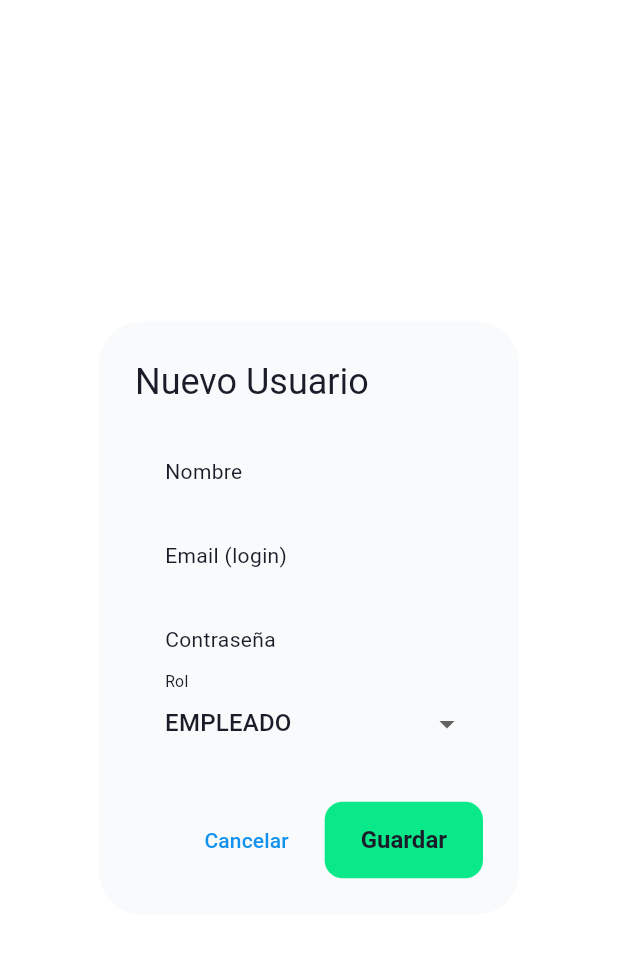
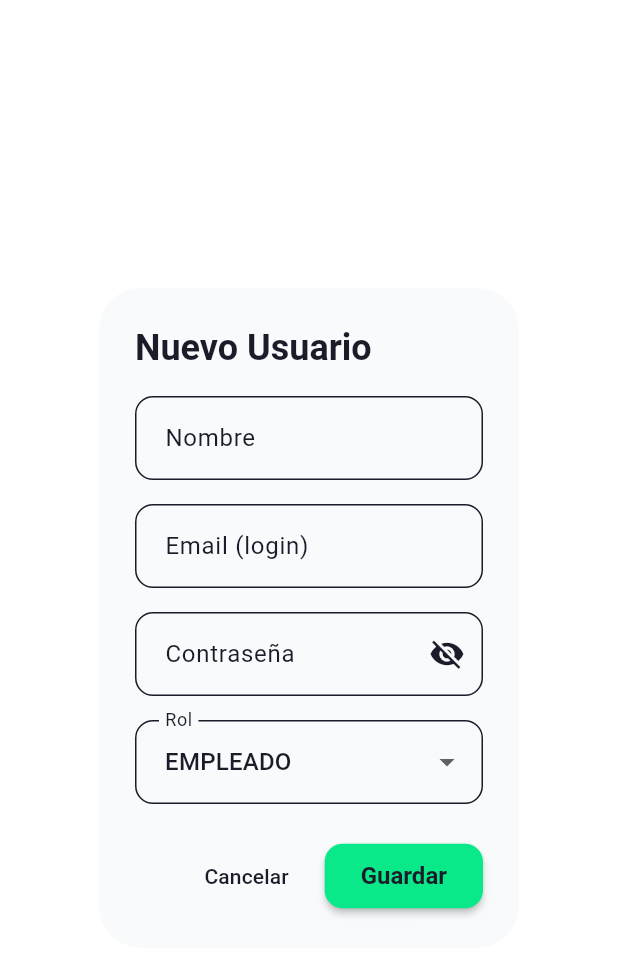
Before and after one commit to MavDevGit/cotizador_gigantografia, a Flutter app: the UsuarioFormDialog widget shown alone on an empty page, opened directly, on a phone screen of 412 x 824 dp. Shown: the top 957 px of the screen. Run offline on Flutter 3.47's test engine with Material 3 defaults, Android fonts, the phone set to English and light mode, and no system bars; our stand-ins replace dropdown_search, file_picker, flutter_local_notifications, hive, hive_flutter, icons_plus and 6 more; missing offline and left inert: workmanager; accounts and stored records are empty.

Commit message:
Implementación de Gestión de Usuarios

```diff
--- a/lib/screens/gestion_usuarios_screen.dart
+++ b/lib/screens/gestion_usuarios_screen.dart
@@ -37,9 +37,14 @@ class _GestionUsuariosScreenState extends State<GestionUsuariosScreen> {
       uniqueUsuarios[usuario.id] = usuario;
     }
     final usuariosUnicos = uniqueUsuarios.values.toList();
+
+    // Ordenar alfabéticamente por nombre
+    usuariosUnicos.sort((a, b) => a.nombre.toLowerCase().compareTo(b.nombre.toLowerCase()));
     final usuariosToShow = _searchText.isEmpty
         ? usuariosUnicos
-        : usuariosUnicos.where((u) => u.nombre.toLowerCase().contains(_searchText.toLowerCase()) || u.email.toLowerCase().contains(_searchText.toLowerCase())).toList();
+        : usuariosUnicos
+            .where((u) => u.nombre.toLowerCase().contains(_searchText.toLowerCase()) || u.email.toLowerCase().contains(_searchText.toLowerCase()))
+            .toList();
 
     return Scaffold(
       appBar: AppBar(
--- a/lib/screens/orden_detalle_screen.dart
+++ b/lib/screens/orden_detalle_screen.dart
@@ -740,7 +740,7 @@ class _OrdenDetalleScreenState extends State<OrdenDetalleScreen> {
         child: Column(
           children: [
             _financialRow(
-                'Total Bruto:', '\$${_ordenEditable.totalBruto.toStringAsFixed(2)}'),
+                'Total Bruto:', 'Bs ${_ordenEditable.totalBruto.toStringAsFixed(2)}'),
             FormSpacing.verticalMedium(),
             TextFormField(
               controller: _totalPersonalizadoController,
@@ -761,10 +761,10 @@ class _OrdenDetalleScreenState extends State<OrdenDetalleScreen> {
             ),
             FormSpacing.verticalSmall(),
             _financialRow('Rebaja:',
-                '\$${_ordenEditable.rebaja > 0 ? _ordenEditable.rebaja.toStringAsFixed(2) : '0.00'}'),
+                'Bs ${_ordenEditable.rebaja > 0 ? _ordenEditable.rebaja.toStringAsFixed(2) : '0.00'}'),
             const Divider(height: 24),
             _financialRow(
-                'Total Final:', '\$${_ordenEditable.total.toStringAsFixed(2)}',
+                'Total Final:', 'Bs ${_ordenEditable.total.toStringAsFixed(2)}',
                 isTotal: true),
             FormSpacing.verticalMedium(),
             TextFormField(
@@ -785,7 +785,7 @@ class _OrdenDetalleScreenState extends State<OrdenDetalleScreen> {
             ),
             FormSpacing.verticalSmall(),
             _financialRow('Saldo Pendiente:',
-                '\$${_ordenEditable.saldo.toStringAsFixed(2)}',
+                'Bs ${_ordenEditable.saldo.toStringAsFixed(2)}',
                 isTotal: true),
           ],
         ),
--- a/lib/screens/usuario_form_dialog.dart
+++ b/lib/screens/usuario_form_dialog.dart
@@ -1,4 +1,3 @@
-
 import 'dart:math';
 
 import 'package:flutter/material.dart';
@@ -6,6 +5,7 @@ import 'package:provider/provider.dart';
 
 import '../app_state/app_state.dart';
 import '../models/models.dart';
+import '../utils/utils.dart';
 
 class UsuarioFormDialog extends StatefulWidget {
   final Usuario? usuario;
@@ -15,12 +15,14 @@ class UsuarioFormDialog extends StatefulWidget {
   _UsuarioFormDialogState createState() => _UsuarioFormDialogState();
 }
 
+
 class _UsuarioFormDialogState extends State<UsuarioFormDialog> {
   final _formKey = GlobalKey<FormState>();
   late String _nombre;
   late String _email;
   late String _rol;
   late String _password;
+  bool _obscurePassword = true;
 
   @override
   void initState() {
@@ -36,24 +38,31 @@ class _UsuarioFormDialogState extends State<UsuarioFormDialog> {
       _formKey.currentState!.save();
       final appState = Provider.of<AppState>(context, listen: false);
       String passwordToSave = _password;
+
       // Si estamos editando y el campo de contraseña está vacío, conservar la anterior
       if (widget.usuario != null && (_password.isEmpty || _password.trim().isEmpty)) {
         passwordToSave = widget.usuario!.password;
       }
-      final newUsuario = Usuario(
-        id: widget.usuario?.id ?? Random().nextDouble().toString(),
-        nombre: _nombre,
-        email: _email,
-        rol: _rol,
-        password: passwordToSave, // Solo cambia si se ingresó una nueva
-        negocioId: appState.currentUser!.negocioId,
-        creadoEn: widget.usuario?.creadoEn ?? DateTime.now(),
-      );
 
       if (widget.usuario == null) {
+        // Crear nuevo usuario
+        final newUsuario = Usuario(
+          id: Random().nextDouble().toString(),
+          nombre: _nombre,
+          email: _email,
+          rol: _rol,
+          password: passwordToSave,
+          negocioId: appState.currentUser!.negocioId,
+          creadoEn: DateTime.now(),
+        );
         appState.addUsuario(newUsuario);
       } else {
-        appState.updateUsuario(newUsuario);
+        // Actualizar usuario existente
+        widget.usuario!.nombre = _nombre;
+        widget.usuario!.email = _email;
+        widget.usuario!.rol = _rol;
+        widget.usuario!.password = passwordToSave;
+        appState.updateUsuario(widget.usuario!);
       }
       Navigator.of(context).pop();
     }
@@ -61,10 +70,18 @@ class _UsuarioFormDialogState extends State<UsuarioFormDialog> {
 
   @override
   Widget build(BuildContext context) {
+    final theme = Theme.of(context);
     final appState = Provider.of<AppState>(context, listen: false);
+
     return AlertDialog(
-      title:
-          Text(widget.usuario == null ? 'Nuevo Usuario' : 'Editar Usuario'),
+      backgroundColor: theme.colorScheme.surface,
+      title: Text(
+        widget.usuario == null ? 'Nuevo Usuario' : 'Editar Usuario',
+        style: theme.textTheme.headlineSmall?.copyWith(
+          color: theme.colorScheme.onSurface,
+          fontWeight: FontWeight.w600,
+        ),
+      ),
       content: Form(
         key: _formKey,
         child: Column(
@@ -74,43 +91,121 @@ class _UsuarioFormDialogState extends State<UsuarioFormDialog> {
               initialValue: _nombre,
               decoration: InputDecoration(
                 labelText: 'Nombre',
-                labelStyle: Theme.of(context).textTheme.bodyMedium,
+                labelStyle: TextStyle(color: theme.colorScheme.onSurfaceVariant),
+                border: OutlineInputBorder(
+                  borderRadius: BorderRadius.circular(12),
+                  borderSide: BorderSide(color: theme.colorScheme.outline),
+                ),
+                enabledBorder: OutlineInputBorder(
+                  borderRadius: BorderRadius.circular(12),
+                  borderSide: BorderSide(color: theme.colorScheme.outline),
+                ),
+                focusedBorder: OutlineInputBorder(
+                  borderRadius: BorderRadius.circular(12),
+                  borderSide: BorderSide(color: theme.colorScheme.primary, width: 2),
+                ),
+                filled: true,
+                fillColor: theme.colorScheme.surface,
               ),
               validator: (v) => v!.isEmpty ? 'Campo requerido' : null,
               onSaved: (v) => _nombre = v!,
             ),
+            FormSpacing.verticalMedium(),
             TextFormField(
               initialValue: _email,
               decoration: InputDecoration(
                 labelText: 'Email (login)',
-                labelStyle: Theme.of(context).textTheme.bodyMedium,
+                labelStyle: TextStyle(color: theme.colorScheme.onSurfaceVariant),
+                border: OutlineInputBorder(
+                  borderRadius: BorderRadius.circular(12),
+                  borderSide: BorderSide(color: theme.colorScheme.outline),
+                ),
+                enabledBorder: OutlineInputBorder(
+                  borderRadius: BorderRadius.circular(12),
+                  borderSide: BorderSide(color: theme.colorScheme.outline),
+                ),
+                focusedBorder: OutlineInputBorder(
+                  borderRadius: BorderRadius.circular(12),
+                  borderSide: BorderSide(color: theme.colorScheme.primary, width: 2),
+                ),
+                filled: true,
+                fillColor: theme.colorScheme.surface,
               ),
               keyboardType: TextInputType.emailAddress,
               autofillHints: const [AutofillHints.email],
               validator: (v) => v!.isEmpty ? 'Email inválido' : null,
               onSaved: (v) => _email = v!,
             ),
+            FormSpacing.verticalMedium(),
             TextFormField(
-              initialValue: _password,
+              initialValue: widget.usuario != null ? '' : _password,
               decoration: InputDecoration(
-                labelText: 'Contraseña',
-                labelStyle: Theme.of(context).textTheme.bodyMedium,
+                labelText: widget.usuario != null ? 'Nueva Contraseña (opcional)' : 'Contraseña',
+                labelStyle: TextStyle(color: theme.colorScheme.onSurfaceVariant),
+                hintText: widget.usuario != null ? 'Dejar vacío para mantener la actual' : null,
+                border: OutlineInputBorder(
+                  borderRadius: BorderRadius.circular(12),
+                  borderSide: BorderSide(color: theme.colorScheme.outline),
+                ),
+                enabledBorder: OutlineInputBorder(
+                  borderRadius: BorderRadius.circular(12),
+                  borderSide: BorderSide(color: theme.colorScheme.outline),
+                ),
+                focusedBorder: OutlineInputBorder(
+                  borderRadius: BorderRadius.circular(12),
+                  borderSide: BorderSide(color: theme.colorScheme.primary, width: 2),
+                ),
+                filled: true,
+                fillColor: theme.colorScheme.surface,
+                suffixIcon: IconButton(
+                  icon: Icon(
+                    _obscurePassword ? Icons.visibility_off : Icons.visibility,
+                    color: theme.colorScheme.onSurfaceVariant,
+                  ),
+                  onPressed: () {
+                    setState(() {
+                      _obscurePassword = !_obscurePassword;
+                    });
+                  },
+                  tooltip: _obscurePassword ? 'Mostrar contraseña' : 'Ocultar contraseña',
+                ),
               ),
-              validator: (v) => v!.isEmpty ? 'Campo requerido' : null,
-              onSaved: (v) => _password = v!,
-              obscureText: true,
+              validator: (v) {
+                // Solo requerir contraseña para usuarios nuevos
+                if (widget.usuario == null && (v == null || v.isEmpty)) {
+                  return 'Campo requerido';
+                }
+                return null;
+              },
+              onSaved: (v) => _password = v ?? '',
+              obscureText: _obscurePassword,
             ),
+            FormSpacing.verticalMedium(),
             DropdownButtonFormField<String>(
               value: _rol,
               decoration: InputDecoration(
                 labelText: 'Rol',
-                labelStyle: Theme.of(context).textTheme.bodyMedium,
+                labelStyle: TextStyle(color: theme.colorScheme.onSurfaceVariant),
+                border: OutlineInputBorder(
+                  borderRadius: BorderRadius.circular(12),
+                  borderSide: BorderSide(color: theme.colorScheme.outline),
+                ),
+                enabledBorder: OutlineInputBorder(
+                  borderRadius: BorderRadius.circular(12),
+                  borderSide: BorderSide(color: theme.colorScheme.outline),
+                ),
+                focusedBorder: OutlineInputBorder(
+                  borderRadius: BorderRadius.circular(12),
+                  borderSide: BorderSide(color: theme.colorScheme.primary, width: 2),
+                ),
+                filled: true,
+                fillColor: theme.colorScheme.surface,
               ),
               items: ['admin', 'empleado'].asMap().entries.map((entry) {
                 int index = entry.key;
                 String rol = entry.value;
                 return DropdownMenuItem<String>(
-                  key: Key('rol_${rol}_$index'), // Key único con índice
+                  key: Key('rol_${rol}_$index'),
                   value: rol,
                   child: Text(rol.toUpperCase()),
                 );
@@ -122,7 +217,7 @@ class _UsuarioFormDialogState extends State<UsuarioFormDialog> {
                   });
                 }
               },
-            )
+            ),
           ],
         ),
       ),
@@ -130,7 +225,10 @@ class _UsuarioFormDialogState extends State<UsuarioFormDialog> {
         if (widget.usuario != null &&
             widget.usuario!.id != appState.currentUser!.id)
           TextButton(
-            child: Text('Archivar', style: Theme.of(context).textTheme.bodyMedium?.copyWith(color: Theme.of(context).colorScheme.error)),
+            style: TextButton.styleFrom(
+              foregroundColor: theme.colorScheme.error,
+            ),
+            child: Text('Archivar'),
             onPressed: () {
               Provider.of<AppState>(context, listen: false)
                   .deleteUsuario(widget.usuario!);
@@ -138,9 +236,25 @@ class _UsuarioFormDialogState extends State<UsuarioFormDialog> {
             },
           ),
         TextButton(
-            onPressed: () => Navigator.of(context).pop(),
-            child: const Text('Cancelar')),
-        ElevatedButton(onPressed: _submit, child: const Text('Guardar')),
+          style: TextButton.styleFrom(
+            foregroundColor: theme.colorScheme.onSurfaceVariant,
+          ),
+          onPressed: () => Navigator.of(context).pop(),
+          child: const Text('Cancelar'),
+        ),
+        ElevatedButton(
+          style: ElevatedButton.styleFrom(
+            backgroundColor: theme.colorScheme.primary,
+            foregroundColor: theme.colorScheme.onPrimary,
+            elevation: 2,
+            shape: RoundedRectangleBorder(
+              borderRadius: BorderRadius.circular(12),
+            ),
+            padding: const EdgeInsets.symmetric(horizontal: 24, vertical: 12),
+          ),
+          onPressed: _submit,
+          child: const Text('Guardar'),
+        ),
       ],
     );
   }
```
